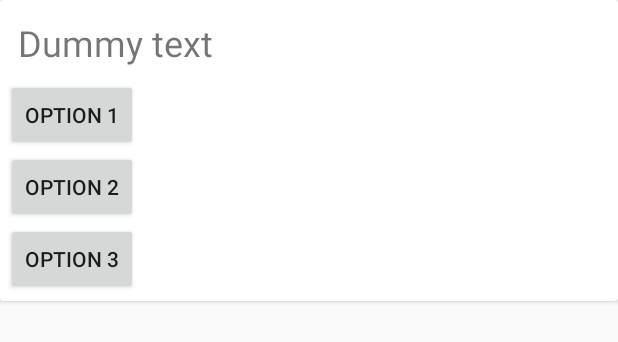
After one commit to halfjew22/Pollr, an Android app: the layout text_poll_row.xml on its own in the app's theme, with its tools: preview values and no code run, on a phone screen of 412 x 824 dp. The commit adds this screen. Shown: the top 342 px of the screen. Run offline under Robolectric (Android 15) with nearby library versions, the phone set to English and light mode, and no system bars.

Commit message:
Got new layout somewhat working

```diff
--- a/app/src/main/java/com/example/lustig/pollr/view/PollDetailView.java
+++ b/app/src/main/java/com/example/lustig/pollr/view/PollDetailView.java
@@ -18,6 +18,11 @@ import com.parse.ParseObject;
 import com.parse.ParseQuery;
 
 import java.util.List;
+
+/**
+ * ToDo fix buttonXClick methods by using implementing an OnClickListener within the class
+ *
+ */
 
 public class PollDetailView extends ActionBarActivity {
 
--- a/app/src/main/res/layout/custom_row.xml
+++ b/app/src/main/res/layout/custom_row.xml
@@ -10,7 +10,7 @@
         android:gravity="center_vertical"
         android:orientation="vertical"
         android:id="@+id/root"
-        android:padding="4dp"
+        android:padding="8dp"
         android:clickable="true"
         android:background="?android:selectableItemBackground">
 
@@ -33,7 +33,6 @@
                 android:layout_width="96dp"
                 android:layout_height="96dp"
                 android:src="@mipmap/ic_launcher" />
-
 
             <ImageView
                 android:id="@+id/ivOption2"
--- /dev/null
+++ b/app/src/main/res/layout/text_poll_row.xml
@@ -0,0 +1,52 @@
+<?xml version="1.0" encoding="utf-8"?><!--suppress ALL -->
+<android.support.v7.widget.CardView xmlns:android="http://schemas.android.com/apk/res-auto"
+    xmlns:android1="http://schemas.android.com/apk/res/android"
+    android1:layout_width="match_parent"
+    android1:layout_height="wrap_content">
+
+    <LinearLayout xmlns:android="http://schemas.android.com/apk/res/android"
+        android:layout_width="match_parent"
+        android:layout_height="match_parent"
+        android:gravity="center_vertical"
+        android:orientation="vertical"
+        android:id="@+id/root"
+        android:padding="4dp"
+        android:clickable="true"
+        android:background="?android:selectableItemBackground">
+
+        <TextView
+            android:id="@+id/tvLabel"
+            android:layout_width="wrap_content"
+            android:layout_height="wrap_content"
+            android:padding="8dp"
+            android:text="Dummy text"
+            android:textSize="24sp" />
+
+        <LinearLayout
+            android:layout_width="wrap_content"
+            android:layout_height="wrap_content"
+            android:orientation="vertical">
+
+            <Button
+                android:id="@+id/tvOption1"
+                android:layout_width="wrap_content"
+                android:layout_height="wrap_content"
+                android:text="Option 1" />
+
+            <Button
+                android:id="@+id/tvOption2"
+                android:layout_width="match_parent"
+                android:layout_height="wrap_content"
+                android:text="Option 2" />
+
+            <Button
+                android:id="@+id/tvOption3"
+                android:layout_width="wrap_content"
+                android:layout_height="wrap_content"
+                android:text="Option 3" />
+
+        </LinearLayout>
+
+    </LinearLayout>
+
+</android.support.v7.widget.CardView>
--- a/app/src/main/res/values/strings.xml
+++ b/app/src/main/res/values/strings.xml
@@ -1,5 +1,5 @@
 <resources>
-    <string name="app_name">My Application</string>
+    <string name="app_name">Pollr</string>
 
     <string name="hello_world">Hello world!</string>
     <string name="action_settings">Settings</string>
--- a/app/src/main/res/values/styles.xml
+++ b/app/src/main/res/values/styles.xml
@@ -1,7 +1,7 @@
 <resources>
 
     <!-- Base application theme. -->
-    <style name="AppTheme" parent="Theme.AppCompat.Light.DarkActionBar">
+    <style name="AppTheme" parent="Theme.AppCompat.Light">
         <!-- Customize your theme here. -->
     </style>
 
```
Also changed, not shown: app/src/main/AndroidManifest.xml (+11 -4 lines), app/src/main/java/com/example/lustig/pollr/adapters/MySimpleListAdapter.java (+16 -7 lines), app/src/main/java/com/example/lustig/pollr/model/Poll.java (+11 -11 lines), app/src/main/java/com/example/lustig/pollr/view/MainActivity.java (+5 -24 lines), app/src/main/java/com/example/lustig/pollr/view/MyPollsActivity.java (+4 -4 lines), app/src/main/java/com/example/lustig/pollr/view/PublicPollsActivity.java (+74 -70 lines), app/src/main/res/layout/public_polls_layout.xml (+4 -11 lines).
